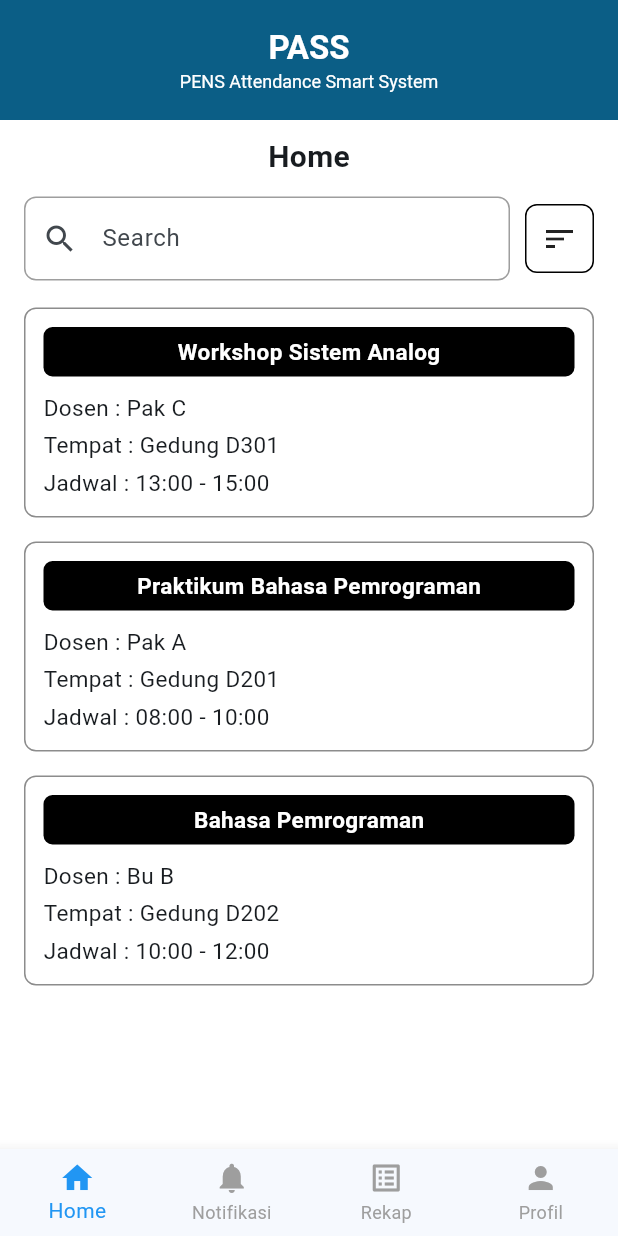
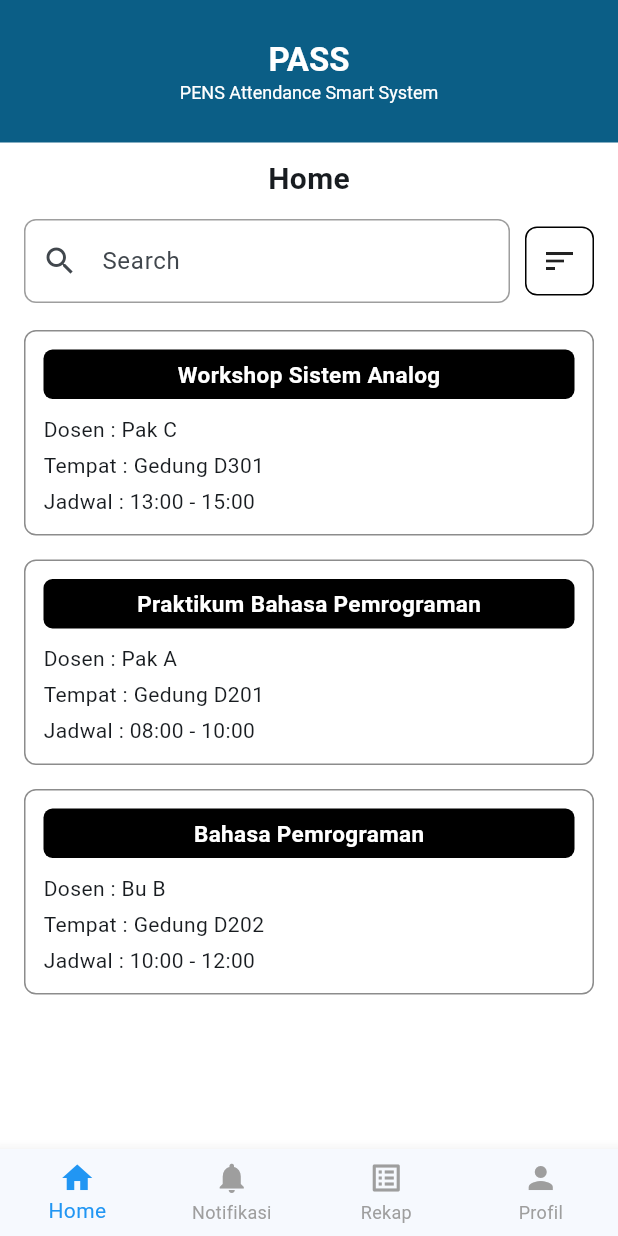
Before and after one commit to unad-danu/pass_pens, a Flutter app: the MainNavigation screen opened directly, after a tap on the "sort" icon, on a phone screen of 412 x 824 dp. Run offline on Flutter 3.47's test engine with Material 3 defaults, Android fonts, the phone set to English and light mode, and no system bars; our stand-ins replace flutter_local_notifications, geolocator, image_picker, multi_select_flutter, permission_handler, supabase_flutter; missing offline and left inert: google_mlkit_face_detection; accounts and stored records are empty.

Commit message:
update 1.1

```diff
--- a/lib/presentation/pages/home_mahasiswa_page.dart
+++ b/lib/presentation/pages/home_mahasiswa_page.dart
@@ -1,5 +1,6 @@
 import 'package:flutter/material.dart';
-import '../pages/detail_matkul_mahasiswa_page.dart'; // <-- tambahkan import ini
+import '../widgets/custom_appbar.dart';
+import '../pages/detail_matkul_mahasiswa_page.dart';
 
 class HomeMahasiswa extends StatefulWidget {
   const HomeMahasiswa({super.key});
@@ -60,30 +61,8 @@ class _HomeMahasiswaState extends State<HomeMahasiswa> {
     return Scaffold(
       backgroundColor: Colors.white,
 
-      appBar: AppBar(
-        backgroundColor: const Color(0xFF0B5E86),
-        elevation: 0,
-        automaticallyImplyLeading: false,
-        toolbarHeight: 80,
-        title: const Center(
-          child: Column(
-            children: [
-              Text(
-                "PASS",
-                style: TextStyle(
-                  color: Colors.white,
-                  fontSize: 22,
-                  fontWeight: FontWeight.bold,
-                ),
-              ),
-              Text(
-                "PENS Attendance Smart System",
-                style: TextStyle(color: Colors.white, fontSize: 12),
-              ),
-            ],
-          ),
-        ),
-      ),
+      // 🔥 AppBar dari CustomAppBar
+      appBar: const CustomAppBar(role: "mhs"),
 
       body: Column(
         children: [
@@ -120,9 +99,7 @@ class _HomeMahasiswaState extends State<HomeMahasiswa> {
                     onChanged: (v) => setState(() => search = v),
                   ),
                 ),
-
                 const SizedBox(width: 10),
-
                 InkWell(
                   onTap: () => setState(() => ascending = !ascending),
                   child: Container(
@@ -155,8 +132,8 @@ class _HomeMahasiswaState extends State<HomeMahasiswa> {
                           namaMatkul: mk.nama,
                           ruangan: mk.tempat,
                           jam: mk.jadwal,
-                          latitude: 0.0, // nanti isi dari supabase
-                          longitude: 0.0, // nanti isi dari supabase
+                          latitude: 0.0,
+                          longitude: 0.0,
                         ),
                       ),
                     );
@@ -169,8 +146,9 @@ class _HomeMahasiswaState extends State<HomeMahasiswa> {
                     padding: const EdgeInsets.all(12),
                     decoration: BoxDecoration(
                       borderRadius: BorderRadius.circular(8),
-                      border: Border.all(color: Colors.black45),
+                      border: Border.all(color: Colors.black45), // ✅ BENAR
                     ),
+
                     child: Column(
                       crossAxisAlignment: CrossAxisAlignment.start,
                       children: [
@@ -195,20 +173,11 @@ class _HomeMahasiswaState extends State<HomeMahasiswa> {
                         ),
 
                         const SizedBox(height: 10),
-                        Text(
-                          "Dosen : ${mk.dosen}",
-                          style: const TextStyle(fontSize: 15),
-                        ),
+                        Text("Dosen : ${mk.dosen}"),
                         const SizedBox(height: 4),
-                        Text(
-                          "Tempat : ${mk.tempat}",
-                          style: const TextStyle(fontSize: 15),
-                        ),
+                        Text("Tempat : ${mk.tempat}"),
                         const SizedBox(height: 4),
-                        Text(
-                          "Jadwal : ${mk.jadwal}",
-                          style: const TextStyle(fontSize: 15),
-                        ),
+                        Text("Jadwal : ${mk.jadwal}"),
                       ],
                     ),
                   ),
--- a/lib/presentation/pages/notification_page.dart
+++ b/lib/presentation/pages/notification_page.dart
@@ -1,106 +1,84 @@
 import 'package:flutter/material.dart';
+import '../widgets/custom_appbar.dart';
+import '../widgets/notification_card.dart';
 
 class NotificationPage extends StatelessWidget {
-  const NotificationPage({super.key});
+  final String role; // "dsn" atau "mhs"
+
+  const NotificationPage({super.key, required this.role});
+
+  List<Map<String, dynamic>> getNotifications() {
+    if (role == "dsn") {
+      return [
+        {
+          "title": "Praktikum Bahasa Pemrograman",
+          "subtitle":
+              "Jadwal untuk matakuliah Praktikum Bahasa Pemrograman sudah tiba, silahkan buka presensi",
+          "time": "5min",
+          "highlight": true,
+        },
+        {
+          "title": "Bahasa Pemrograman",
+          "subtitle":
+              "Jadwal untuk matakuliah Bahasa Pemrograman sudah tiba, silahkan buka presensi",
+          "time": "1d",
+          "highlight": false,
+        },
+        {
+          "title": "Praktikum Bahasa Pemrograman",
+          "subtitle":
+              "Jadwal untuk matakuliah Praktikum Bahasa Pemrograman sudah tiba, silahkan buka presensi",
+          "time": "1w",
+          "highlight": false,
+        },
+      ];
+    }
+
+    // MAHASISWA
+    return [
+      {
+        "title": "Praktikum Bahasa Pemrograman",
+        "subtitle":
+            "Dosen telah membuka presensi offline untuk matakuliah Praktikum Bahasa Pemrograman",
+        "time": "5min",
+        "highlight": true,
+      },
+      {
+        "title": "Organisasi Mesin & Bahasa Assembly",
+        "subtitle":
+            "Dosen telah membuka presensi online untuk matakuliah Bahasa Pemrograman",
+        "time": "1d",
+        "highlight": false,
+      },
+      {
+        "title": "Sensor & Aktuator",
+        "subtitle":
+            "Dosen telah membuka presensi offline untuk matakuliah Praktikum Bahasa Pemrograman",
+        "time": "1d",
+        "highlight": false,
+      },
+    ];
+  }
 
   @override
   Widget build(BuildContext context) {
+    final notif = getNotifications();
+
     return Scaffold(
       backgroundColor: Colors.white,
+      appBar: CustomAppBar(role: role, title: "Notifications"),
 
-      appBar: AppBar(
-        backgroundColor: const Color(0xFF0B5E86),
-        elevation: 0,
-        automaticallyImplyLeading: false,
-        toolbarHeight: 80,
-        title: const Center(
-          child: Column(
-            children: [
-              Text(
-                "PASS",
-                style: TextStyle(
-                  color: Colors.white,
-                  fontSize: 22,
-                  fontWeight: FontWeight.bold,
-                ),
-              ),
-              Text(
-                "PENS Attendance Smart System",
-                style: TextStyle(color: Colors.white, fontSize: 12),
-              ),
-            ],
-          ),
-        ),
-      ),
-
-      body: Column(
-        children: [
-          const SizedBox(height: 12),
-          const Text(
-            "Notifikasi",
-            style: TextStyle(fontSize: 20, fontWeight: FontWeight.bold),
-          ),
-          const SizedBox(height: 12),
-
-          Expanded(
-            child: ListView(
-              padding: const EdgeInsets.symmetric(horizontal: 16),
-              children: [
-                _buildNotifCard(
-                  title: "Pengumuman Presensi",
-                  subtitle: "Presensi kelas Mobile Programming dibuka.",
-                ),
-                const SizedBox(height: 12),
-                _buildNotifCard(
-                  title: "Notifikasi Sistem",
-                  subtitle: "Akun Anda telah diverifikasi.",
-                ),
-                const SizedBox(height: 12),
-                _buildNotifCard(
-                  title: "Pengingat Presensi",
-                  subtitle: "Presensi wajib dilakukan dalam 10 menit.",
-                ),
-              ],
-            ),
-          ),
-        ],
-      ),
-    );
-  }
-
-  Widget _buildNotifCard({required String title, required String subtitle}) {
-    return Container(
-      padding: const EdgeInsets.all(12),
-      decoration: BoxDecoration(
-        borderRadius: BorderRadius.circular(8),
-        border: Border.all(color: Colors.black45),
-      ),
-      child: Column(
-        crossAxisAlignment: CrossAxisAlignment.start,
-        children: [
-          Container(
-            width: double.infinity,
-            padding: const EdgeInsets.symmetric(vertical: 6),
-            decoration: BoxDecoration(
-              color: Colors.black,
-              borderRadius: BorderRadius.circular(6),
-            ),
-            child: Center(
-              child: Text(
-                title,
-                style: const TextStyle(
-                  color: Colors.white,
-                  fontWeight: FontWeight.bold,
-                  fontSize: 15,
-                ),
-              ),
-            ),
-          ),
-
-          const SizedBox(height: 10),
-
-          Text(subtitle, style: const TextStyle(fontSize: 15)),
-        ],
+      body: ListView.builder(
+        itemCount: notif.length,
+        itemBuilder: (context, index) {
+          final n = notif[index];
+          return NotificationCard(
+            title: n["title"],
+            subtitle: n["subtitle"],
+            time: n["time"],
+            highlight: n["highlight"],
+          );
+        },
       ),
     );
   }
--- a/lib/presentation/pages/profile_page.dart
+++ b/lib/presentation/pages/profile_page.dart
@@ -1,8 +1,11 @@
 import 'package:flutter/material.dart';
 import 'package:supabase_flutter/supabase_flutter.dart';
+import '../widgets/custom_appbar.dart';
 
 class ProfilePage extends StatefulWidget {
-  const ProfilePage({super.key});
+  final String? role;
+
+  const ProfilePage({super.key, this.role});
 
   @override
   State<ProfilePage> createState() => _ProfilePageState();
@@ -11,14 +14,16 @@ class ProfilePage extends StatefulWidget {
 class _ProfilePageState extends State<ProfilePage> {
   final supabase = Supabase.instance.client;
 
-  Map<String, dynamic>? userData; // data mahasiswa & dosen
-  List<String> prodiList = []; // khusus dosen
+  Map<String, dynamic>? userData;
+  List<String> prodiList = [];
   bool isLoading = true;
-  String role = ""; // mhs / dsn
+
+  String role = "";
 
   @override
   void initState() {
     super.initState();
+    role = widget.role ?? ""; // FIX ERROR
     _fetchUserData();
   }
 
@@ -26,9 +31,6 @@ class _ProfilePageState extends State<ProfilePage> {
     final authUser = supabase.auth.currentUser;
     if (authUser == null) return;
 
-    // ==============================
-    // 1. Ambil role user dari tabel users
-    // ==============================
     final userRow = await supabase
         .from('users')
         .select('id, role')
@@ -41,11 +43,11 @@ class _ProfilePageState extends State<ProfilePage> {
     }
 
     final int userId = userRow['id'];
-    role = userRow['role'];
+    role = userRow['role'] ?? "";
 
-    // ==============================
-    // 2. Jika MAHASISWA
-    // ==============================
+    // =============================
+    // DATA MAHASISWA
+    // =============================
     if (role == "mhs") {
       final res = await supabase
           .from('mahasiswa')
@@ -55,15 +57,15 @@ class _ProfilePageState extends State<ProfilePage> {
 
       setState(() {
         userData = res;
-        prodiList = []; // mahasiswa tidak perlu list prodi
+        prodiList = [];
         isLoading = false;
       });
       return;
     }
 
-    // ==============================
-    // 3. Jika DOSEN → Ambil relasi prodi
-    // ==============================
+    // =============================
+    // DATA DOSEN
+    // =============================
     if (role == "dsn") {
       final res = await supabase
           .from('dosen')
@@ -79,24 +81,23 @@ class _ProfilePageState extends State<ProfilePage> {
             )
           ''')
           .eq('user_id', userId)
-          .single();
+          .maybeSingle(); // FIX: ganti .single() → .maybeSingle()
 
-      final List<String> list = (res['dosen_prodi'] as List)
-          .map((dp) => dp['prodi']['nama'] as String)
-          .toList();
+      final list =
+          (res?['dosen_prodi'] as List?)
+              ?.map((dp) => dp['prodi']['nama'] as String)
+              .toList() ??
+          [];
 
       setState(() {
         userData = res;
         prodiList = list;
         isLoading = false;
       });
-      return;
     }
   }
 
-  // ==============================
-  // Fungsi untuk cari kelas mahasiswa
-  // ==============================
+  // Tentukan kelas dari NRP mahasiswa
   String getKelas(String nrp) {
     if (nrp.length < 3) return "-";
     int last = int.tryParse(nrp.substring(nrp.length - 3)) ?? 0;
@@ -108,6 +109,7 @@ class _ProfilePageState extends State<ProfilePage> {
     return "E";
   }
 
+  // LOGOUT
   void _logout() async {
     await supabase.auth.signOut();
     if (!mounted) return;
@@ -136,27 +138,8 @@ class _ProfilePageState extends State<ProfilePage> {
 
     return Scaffold(
       backgroundColor: Colors.white,
-      appBar: AppBar(
-        backgroundColor: const Color(0xFF0B5E86),
-        elevation: 2,
-        title: const Column(
-          children: [
-            Text(
-              "PASS",
-              style: TextStyle(
-                fontSize: 20,
-                color: Colors.white,
-                fontWeight: FontWeight.bold,
-              ),
-            ),
-            Text(
-              "PENS Attendance Smart System",
-              style: TextStyle(fontSize: 12, color: Colors.white),
-            ),
-          ],
-        ),
-        toolbarHeight: 70,
-      ),
+
+      appBar: CustomAppBar(role: role, showBack: false),
 
       body: isLoading
           ? const Center(child: CircularProgressIndicator())
@@ -167,7 +150,6 @@ class _ProfilePageState extends State<ProfilePage> {
               child: Column(
                 crossAxisAlignment: CrossAxisAlignment.start,
                 children: [
-                  // ================= PROFILE HEADER =================
                   Row(
                     children: [
                       const CircleAvatar(
@@ -204,18 +186,22 @@ class _ProfilePageState extends State<ProfilePage> {
 
                   const SizedBox(height: 25),
 
-                  // ================= DATA MAHASISWA =================
+                  // ======================
+                  // DATA MAHASISWA
+                  // ======================
                   if (role == "mhs") ...[
-                    buildItem("Nama Lengkap", data['nama']),
-                    buildItem("NRP", data['nrp']),
-                    buildItem("Kelas", getKelas(data['nrp'])),
-                    buildItem("Prodi", data['prodi']),
-                    buildItem("Angkatan", "${data['angkatan']}"),
-                    buildItem("Nomor Telepon", data['phone']),
-                    buildItem("Recovery Email", data['email_recovery']),
+                    buildItem("Nama Lengkap", data['nama'] ?? "-"),
+                    buildItem("NRP", data['nrp'] ?? "-"),
+                    buildItem("Kelas", getKelas(data['nrp'] ?? "00001")),
+                    buildItem("Prodi", data['prodi'] ?? "-"),
+                    buildItem("Angkatan", "${data['angkatan'] ?? "-"}"),
+                    buildItem("Nomor Telepon", data['phone'] ?? "-"),
+                    buildItem("Recovery Email", data['email_recovery'] ?? "-"),
                   ],
 
-                  // ================= DATA DOSEN =================
+                  // ======================
+                  // DATA DOSEN
+                  // ======================
                   if (role == "dsn") ...[
                     buildItem("NIP", data['nip'] ?? "-"),
                     buildItem("Nama", data['nama'] ?? "-"),
@@ -244,7 +230,6 @@ class _ProfilePageState extends State<ProfilePage> {
 
                   const SizedBox(height: 35),
 
-                  // ================= LOGOUT =================
                   Center(
                     child: ElevatedButton(
                       onPressed: _logout,
--- a/lib/presentation/pages/rekap_matkul_mahasiswa_page.dart
+++ b/lib/presentation/pages/rekap_matkul_mahasiswa_page.dart
@@ -1,4 +1,5 @@
 import 'package:flutter/material.dart';
+import '../widgets/custom_appbar.dart'; // pastikan path sesuai
 
 class RekapMatkulMahasiswaPage extends StatefulWidget {
   const RekapMatkulMahasiswaPage({super.key});
@@ -22,33 +23,17 @@ class _RekapMatkulMahasiswaPageState extends State<RekapMatkulMahasiswaPage> {
     return Scaffold(
       backgroundColor: Colors.white,
 
-      appBar: AppBar(
-        backgroundColor: const Color(0xFF0B5E86),
-        elevation: 0,
-        toolbarHeight: 80,
-        title: const Column(
-          children: [
-            Text(
-              "PASS",
-              style: TextStyle(
-                color: Colors.white,
-                fontSize: 22,
-                fontWeight: FontWeight.bold,
-              ),
-            ),
-            Text(
-              "PENS Attendance Smart System",
-              style: TextStyle(color: Colors.white, fontSize: 12),
-            ),
-          ],
-        ),
-        centerTitle: true,
-      ),
+      // ======================
+      //     CUSTOM APPBAR
+      // ======================
+      appBar: const CustomAppBar(role: "mhs"),
 
       body: Column(
         crossAxisAlignment: CrossAxisAlignment.start,
         children: [
           const SizedBox(height: 12),
+
+          // Judul
           const Padding(
             padding: EdgeInsets.symmetric(horizontal: 16),
             child: Text(
@@ -88,6 +73,7 @@ class _RekapMatkulMahasiswaPageState extends State<RekapMatkulMahasiswaPage> {
 
           const SizedBox(height: 16),
 
+          // Daftar pertemuan
           Expanded(
             child: selectedMatkul == null
                 ? const Center(child: Text("Silahkan pilih mata kuliah"))
@@ -142,6 +128,7 @@ class _PertemuanCard extends StatelessWidget {
       child: Column(
         crossAxisAlignment: CrossAxisAlignment.start,
         children: [
+          // Header pertemuan
           Container(
             width: double.infinity,
             padding: const EdgeInsets.symmetric(vertical: 6),
@@ -162,8 +149,11 @@ class _PertemuanCard extends StatelessWidget {
           ),
 
           const SizedBox(height: 10),
+
           Text("Status: $status", style: const TextStyle(fontSize: 15)),
+
           const SizedBox(height: 4),
+
           Text("Jam: $jam", style: const TextStyle(fontSize: 15)),
         ],
       ),
--- a/lib/presentation/widgets/custom_appbar.dart
+++ b/lib/presentation/widgets/custom_appbar.dart
@@ -1,39 +1,80 @@
 import 'package:flutter/material.dart';
 
 class CustomAppBar extends StatelessWidget implements PreferredSizeWidget {
-  final String title;
   final bool showBack;
+  final String? title;
+  final String? role; // opsional
 
-  const CustomAppBar({super.key, required this.title, this.showBack = true});
+  const CustomAppBar({super.key, this.showBack = false, this.title, this.role});
 
   @override
   Widget build(BuildContext context) {
+    // ============================
+    // NORMALISASI ROLE (lowercase)
+    // ============================
+    final String normalizedRole = (role ?? "").toLowerCase();
+
+    final bool isDosen = normalizedRole == "dsn" || normalizedRole == "dosen";
+
+    // ============================
+    // WARNA APPBAR BERDASARKAN ROLE
+    // ============================
+    final Color appBarColor = isDosen
+        ? const Color.fromARGB(255, 2, 135, 20) // hijau dosen
+        : const Color(0xFF0B5E86); // biru mahasiswa (default)
+
     return AppBar(
+      backgroundColor: appBarColor,
       automaticallyImplyLeading: false,
-      toolbarHeight: 70,
       elevation: 0,
-      backgroundColor: Colors.white,
+      toolbarHeight: 95,
       centerTitle: true,
-      shape: const RoundedRectangleBorder(
-        borderRadius: BorderRadius.vertical(bottom: Radius.circular(20)),
-      ),
-      title: Text(
-        title,
-        style: const TextStyle(
-          fontSize: 20,
-          fontWeight: FontWeight.w700,
-          color: Colors.black,
-        ),
-      ),
+
+      // ============================
+      // TOMBOL BACK OPSIONAL
+      // ============================
       leading: showBack
           ? IconButton(
-              icon: const Icon(Icons.arrow_back_rounded, color: Colors.black),
+              icon: const Icon(Icons.arrow_back_rounded, color: Colors.white),
               onPressed: () => Navigator.pop(context),
             )
           : const SizedBox(),
+
+      title: Column(
+        children: [
+          const Text(
+            "PASS",
+            style: TextStyle(
+              color: Colors.white,
+              fontSize: 22,
+              fontWeight: FontWeight.bold,
+            ),
+          ),
+
+          const Text(
+            "PENS Attendance Smart System",
+            style: TextStyle(color: Colors.white, fontSize: 12),
+          ),
+
+          // ============================
+          // SUBTITLE / TITLE (OPSIONAL)
+          // ============================
+          if (title != null) ...[
+            const SizedBox(height: 6),
+            Text(
+              title!,
+              style: const TextStyle(
+                fontSize: 14,
+                fontWeight: FontWeight.w600,
+                color: Colors.white,
+              ),
+            ),
+          ],
+        ],
+      ),
     );
   }
 
   @override
-  Size get preferredSize => const Size.fromHeight(70);
+  Size get preferredSize => const Size.fromHeight(95);
 }
--- a/lib/presentation/widgets/main_navigation.dart
+++ b/lib/presentation/widgets/main_navigation.dart
@@ -36,30 +36,34 @@ class _MainNavigationState extends State<MainNavigation> {
     //  HALAMAN BERDASARKAN ROLE
     // ============================
     if (widget.role == "mhs" || widget.role == "mahasiswa") {
-      pages = const [
-        HomeMahasiswa(),
-        NotificationPage(),
-        RekapMatkulMahasiswaPage(),
-        ProfilePage(),
+      pages = [
+        const HomeMahasiswa(),
+        NotificationPage(role: "mhs"),
+        const RekapMatkulMahasiswaPage(), // FIX
+        ProfilePage(role: widget.role),
       ];
     } else {
-      pages = const [
-        HomeDosenPage(),
-        NotificationPage(),
-        RekapMatkulDosenPage(),
-        ProfilePage(),
+      pages = [
+        const HomeDosenPage(),
+        NotificationPage(role: "dsn"),
+        const RekapMatkulDosenPage(), // FIX
+        ProfilePage(role: widget.role),
       ];
     }
   }
 
   @override
   Widget build(BuildContext context) {
+    final Color selectedColor = (widget.role == "dsn" || widget.role == "dosen")
+        ? const Color.fromARGB(255, 2, 135, 20)
+        : Colors.blue;
+
     return Scaffold(
       body: IndexedStack(index: _index, children: pages),
       bottomNavigationBar: BottomNavigationBar(
         currentIndex: _index,
         onTap: (i) => setState(() => _index = i),
-        selectedItemColor: Colors.blue,
+        selectedItemColor: selectedColor,
         unselectedItemColor: Colors.grey,
         type: BottomNavigationBarType.fixed,
         items: const [
--- /dev/null
+++ b/lib/presentation/widgets/notification_card.dart
@@ -0,0 +1,60 @@
+import 'package:flutter/material.dart';
+
+class NotificationCard extends StatelessWidget {
+  final String title;
+  final String subtitle;
+  final String time; // contoh: "5min", "1d"
+  final bool highlight; // apakah diberi background biru muda
+
+  const NotificationCard({
+    super.key,
+    required this.title,
+    required this.subtitle,
+    required this.time,
+    this.highlight = false,
+  });
+
+  @override
+  Widget build(BuildContext context) {
+    return Container(
+      padding: const EdgeInsets.symmetric(vertical: 10, horizontal: 12),
+      decoration: BoxDecoration(
+        color: highlight ? const Color(0xFFE2EEF8) : Colors.white,
+        border: Border(bottom: BorderSide(color: Colors.grey.shade300)),
+      ),
+      child: Column(
+        crossAxisAlignment: CrossAxisAlignment.start,
+        children: [
+          // TITLE & TIME
+          Row(
+            mainAxisAlignment: MainAxisAlignment.spaceBetween,
+            children: [
+              Expanded(
+                child: Text(
+                  title,
+                  style: const TextStyle(
+                    fontSize: 15,
+                    fontWeight: FontWeight.bold,
+                    color: Colors.black,
+                  ),
+                ),
+              ),
+              Text(
+                time,
+                style: TextStyle(fontSize: 12, color: Colors.grey.shade600),
+              ),
+            ],
+          ),
+
+          const SizedBox(height: 4),
+
+          // SUBTITLE
+          Text(
+            subtitle,
+            style: TextStyle(fontSize: 13, color: Colors.grey.shade700),
+          ),
+        ],
+      ),
+    );
+  }
+}
--- a/lib/routes/app_routes.dart
+++ b/lib/routes/app_routes.dart
@@ -53,12 +53,11 @@ class AppRoutes {
     homeMahasiswa: (_) => const HomeMahasiswa(),
     homeDosen: (_) => const HomeDosenPage(),
 
-    // MENU MHS
+    // MENU MHS & DOSEN
     profile: (_) => const ProfilePage(),
-    notification: (_) => const NotificationPage(),
+    notification: (_) => const NotificationPage(role: "mhs"),
+    notification: (_) => const NotificationPage(role: "dsn"),
     rekapDosen: (_) => const RekapMatkulDosenPage(),
-
-    // MHS REKAP
     rekapMhs: (_) => const RekapMatkulMahasiswaPage(),
   };
 
@@ -82,11 +81,6 @@ class AppRoutes {
           );
         }
         return _errorRoute("Parameter createDosen tidak valid");
-
-      case rekapMhs:
-        return MaterialPageRoute(
-          builder: (_) => const RekapMatkulMahasiswaPage(),
-        );
     }
 
     return null;
```
Also changed, not shown: lib/presentation/pages/home_dosen_page.dart (+9 -25 lines), lib/presentation/pages/presensi_dosen_page.dart (+6 -1 lines), lib/presentation/pages/rekap_matkul_dosen_page.dart (+2 -25 lines), lib/presentation/widgets/matkul_card.dart (deleted, +0 -74 lines).
